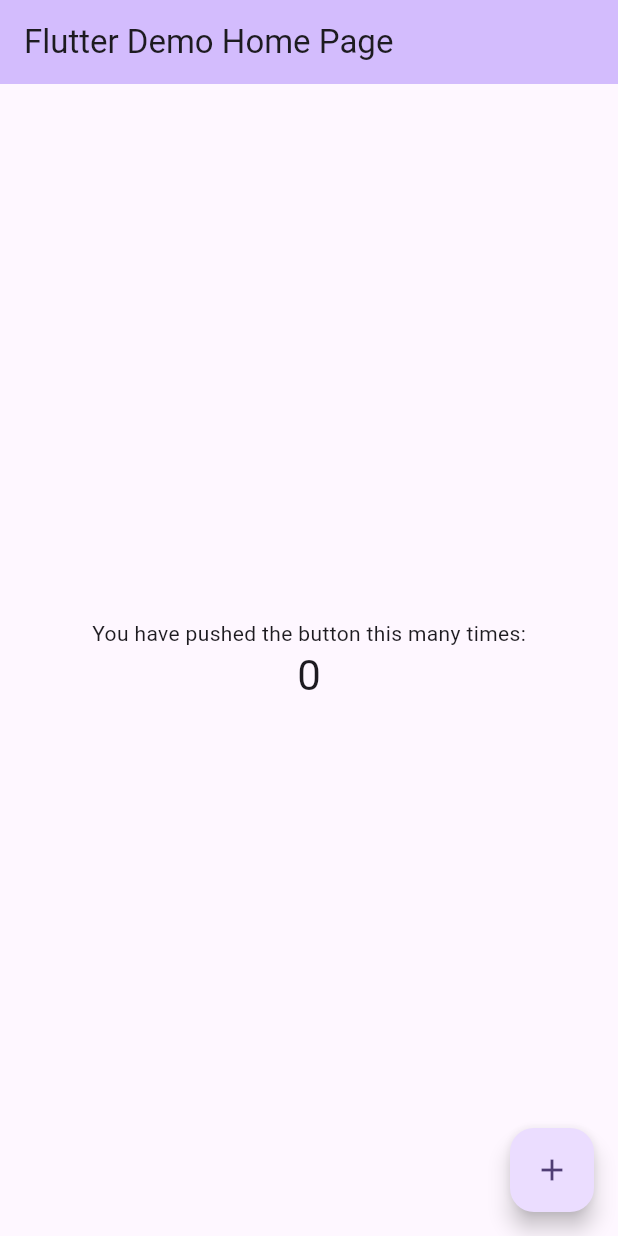
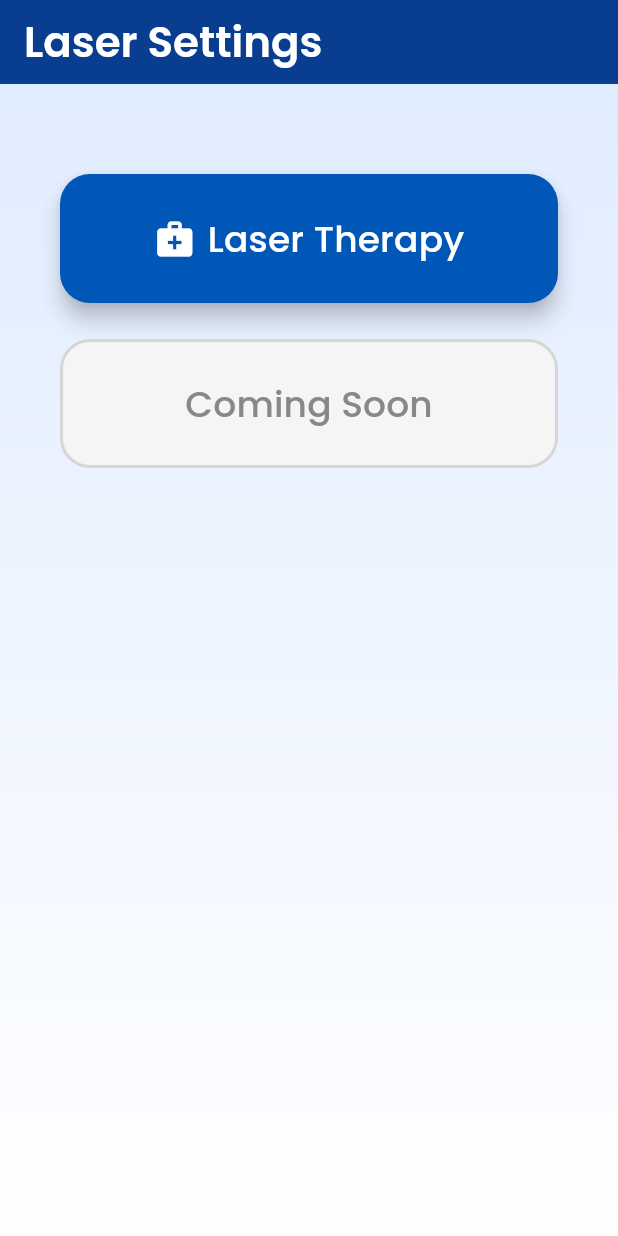
Before and after one commit to Aryan1021/laser_therapy_ui, a Flutter app: the screen it shows after launch, on a phone screen of 412 x 824 dp. Run offline on Flutter 3.47's test engine with Material 3 defaults, Android fonts, the phone set to English and light mode, and no system bars; our stand-ins replace google_fonts.

Commit message:
Add: main.dart, home_screen.dart and dependencies

```diff
--- a/lib/main.dart
+++ b/lib/main.dart
@@ -1,122 +1,25 @@
 import 'package:flutter/material.dart';
+import 'package:google_fonts/google_fonts.dart';
+import 'screens/home_screen.dart';
 
 void main() {
-  runApp(const MyApp());
+  runApp(const LaserTherapyApp());
 }
 
-class MyApp extends StatelessWidget {
-  const MyApp({super.key});
+class LaserTherapyApp extends StatelessWidget {
+  const LaserTherapyApp({super.key});
 
-  // This widget is the root of your application.
   @override
   Widget build(BuildContext context) {
     return MaterialApp(
-      title: 'Flutter Demo',
+      title: 'Laser Therapy UI',
+      debugShowCheckedModeBanner: false,
       theme: ThemeData(
-        // This is the theme of your application.
-        //
-        // TRY THIS: Try running your application with "flutter run". You'll see
-        // the application has a purple toolbar. Then, without quitting the app,
-        // try changing the seedColor in the colorScheme below to Colors.green
-        // and then invoke "hot reload" (save your changes or press the "hot
-        // reload" button in a Flutter-supported IDE, or press "r" if you used
-        // the command line to start the app).
-        //
-        // Notice that the counter didn't reset back to zero; the application
-        // state is not lost during the reload. To reset the state, use hot
-        // re start instead.
-        //
-        // This works for code too, not just values: Most code changes can be
-        // tested with just a hot reload.
-        colorScheme: ColorScheme.fromSeed(seedColor: Colors.deepPurple),
+        useMaterial3: true,
+        primaryColor: const Color(0xFF0057B7),
+        textTheme: GoogleFonts.poppinsTextTheme(),
       ),
-      home: const MyHomePage(title: 'Flutter Demo Home Page'),
+      home: const HomeScreen(),
     );
   }
 }
-
-class MyHomePage extends StatefulWidget {
-  const MyHomePage({super.key, required this.title});
-
-  // This widget is the home page of your application. It is stateful, meaning
-  // that it has a State object (defined below) that contains fields that affect
-  // how it looks.
-
-  // This class is the configuration for the state. It holds the values (in this
-  // case the title) provided by the parent (in this case the App widget) and
-  // used by the build method of the State. Fields in a Widget subclass are
-  // always marked "final".
-
-  final String title;
-
-  @override
-  State<MyHomePage> createState() => _MyHomePageState();
-}
-
-class _MyHomePageState extends State<MyHomePage> {
-  int _counter = 0;
-
-  void _incrementCounter() {
-    setState(() {
-      // This call to setState tells the Flutter framework that something has
-      // changed in this State, which causes it to rerun the build method below
-      // so that the display can reflect the updated values. If we changed
-      // _counter without calling setState(), then the build method would not be
-      // called again, and so nothing would appear to happen.
-      _counter++;
-    });
-  }
-
-  @override
-  Widget build(BuildContext context) {
-    // This method is rerun every time setState is called, for instance as done
-    // by the _incrementCounter method above.
-    //
-    // The Flutter framework has been optimized to make rerunning build methods
-    // fast, so that you can just rebuild anything that needs updating rather
-    // than having to individually change instances of widgets.
-    return Scaffold(
-      appBar: AppBar(
-        // TRY THIS: Try changing the color here to a specific color (to
-        // Colors.amber, perhaps?) and trigger a hot reload to see the AppBar
-        // change color while the other colors stay the same.
-        backgroundColor: Theme.of(context).colorScheme.inversePrimary,
-        // Here we take the value from the MyHomePage object that was created by
-        // the App.build method, and use it to set our appbar title.
-        title: Text(widget.title),
-      ),
-      body: Center(
-        // Center is a layout widget. It takes a single child and positions it
-        // in the middle of the parent.
-        child: Column(
-          // Column is also a layout widget. It takes a list of children and
-          // arranges them vertically. By default, it sizes itself to fit its
-          // children horizontally, and tries to be as tall as its parent.
-          //
-          // Column has various properties to control how it sizes itself and
-          // how it positions its children. Here we use mainAxisAlignment to
-          // center the children vertically; the main axis here is the vertical
-          // axis because Columns are vertical (the cross axis would be
-          // horizontal).
-          //
-          // TRY THIS: Invoke "debug painting" (choose the "Toggle Debug Paint"
-          // action in the IDE, or press "p" in the console), to see the
-          // wireframe for each widget.
-          mainAxisAlignment: MainAxisAlignment.center,
-          children: <Widget>[
-            const Text('You have pushed the button this many times:'),
-            Text(
-              '$_counter',
-              style: Theme.of(context).textTheme.headlineMedium,
-            ),
-          ],
-        ),
-      ),
-      floatingActionButton: FloatingActionButton(
-        onPressed: _incrementCounter,
-        tooltip: 'Increment',
-        child: const Icon(Icons.add),
-      ), // This trailing comma makes auto-formatting nicer for build methods.
-    );
-  }
-}
--- a/lib/screens/home_screen.dart
+++ b/lib/screens/home_screen.dart
@@ -0,0 +1,81 @@
+import 'package:flutter/material.dart';
+import 'package:google_fonts/google_fonts.dart';
+
+class HomeScreen extends StatelessWidget {
+  const HomeScreen({super.key});
+
+  @override
+  Widget build(BuildContext context) {
+    return Scaffold(
+      appBar: AppBar(
+        backgroundColor: const Color(0xFF003B8E),
+        elevation: 4,
+        title: Text(
+          'Laser Settings',
+          style: GoogleFonts.poppins(
+            fontSize: 28,
+            fontWeight: FontWeight.w600,
+            color: Colors.white,
+          ),
+        ),
+      ),
+      body: Container(
+        width: double.infinity,
+        height: double.infinity,
+        decoration: const BoxDecoration(
+          gradient: LinearGradient(
+            colors: [Color(0xFFE0ECFF), Color(0xFFFFFFFF)],
+            begin: Alignment.topCenter,
+            end: Alignment.bottomCenter,
+          ),
+        ),
+        child: Padding(
+          padding: const EdgeInsets.symmetric(horizontal: 40, vertical: 60),
+          child: Column(
+            crossAxisAlignment: CrossAxisAlignment.stretch,
+            children: [
+              ElevatedButton.icon(
+                style: ElevatedButton.styleFrom(
+                  backgroundColor: const Color(0xFF0057B7),
+                  foregroundColor: Colors.white,
+                  elevation: 6,
+                  padding: const EdgeInsets.symmetric(vertical: 26),
+                  shape: RoundedRectangleBorder(
+                    borderRadius: BorderRadius.circular(20),
+                  ),
+                ),
+                icon: const Icon(Icons.medical_services, size: 28),
+                label: Text(
+                  'Laser Therapy',
+                  style: GoogleFonts.poppins(fontSize: 24, fontWeight: FontWeight.w500),
+                ),
+                onPressed: () {
+                  // Navigate to Settings Screen
+                },
+              ),
+              const SizedBox(height: 24),
+              OutlinedButton(
+                style: OutlinedButton.styleFrom(
+                  side: const BorderSide(color: Color(0xFFD6D6D6), width: 2),
+                  padding: const EdgeInsets.symmetric(vertical: 26),
+                  shape: RoundedRectangleBorder(
+                    borderRadius: BorderRadius.circular(20),
+                  ),
+                  backgroundColor: const Color(0xFFF5F5F5),
+                ),
+                onPressed: null,
+                child: Text(
+                  'Coming Soon',
+                  style: GoogleFonts.poppins(
+                    fontSize: 24,
+                    color: const Color(0xFF888888),
+                  ),
+                ),
+              ),
+            ],
+          ),
+        ),
+      ),
+    );
+  }
+}
--- a/pubspec.yaml
+++ b/pubspec.yaml
@@ -34,6 +34,7 @@ dependencies:
   # The following adds the Cupertino Icons font to your application.
   # Use with the CupertinoIcons class for iOS style icons.
   cupertino_icons: ^1.0.8
+  google_fonts: ^6.2.1
 
 dev_dependencies:
   flutter_test:
```
Also changed, not shown: pubspec.lock, 2 other files.
